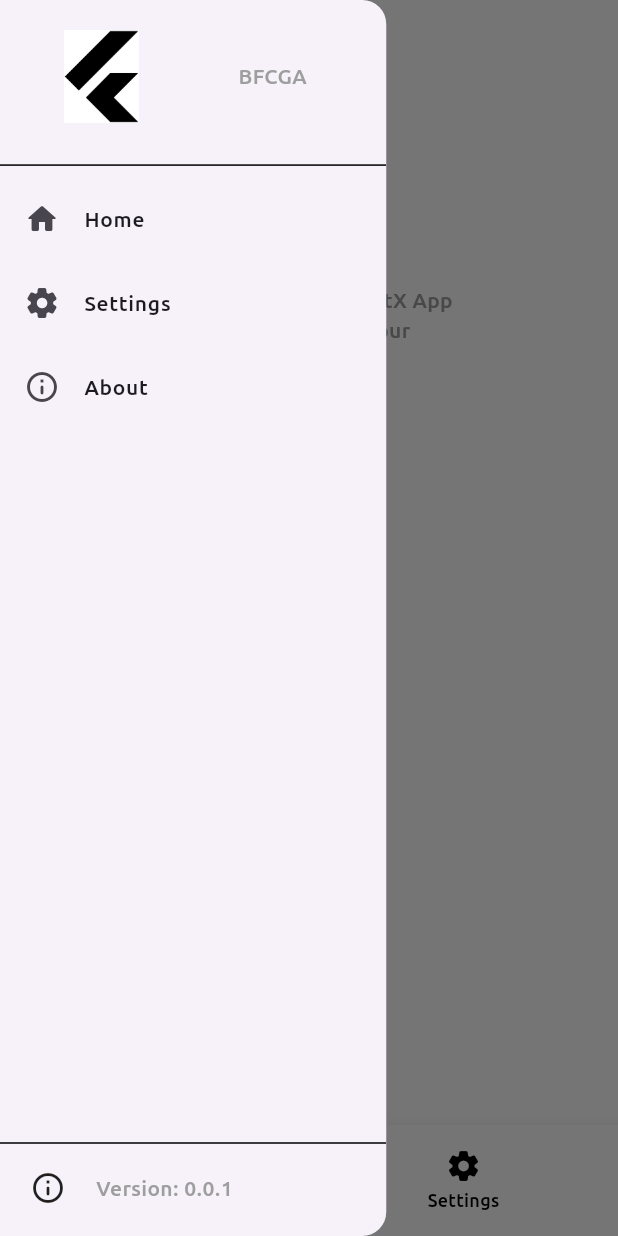
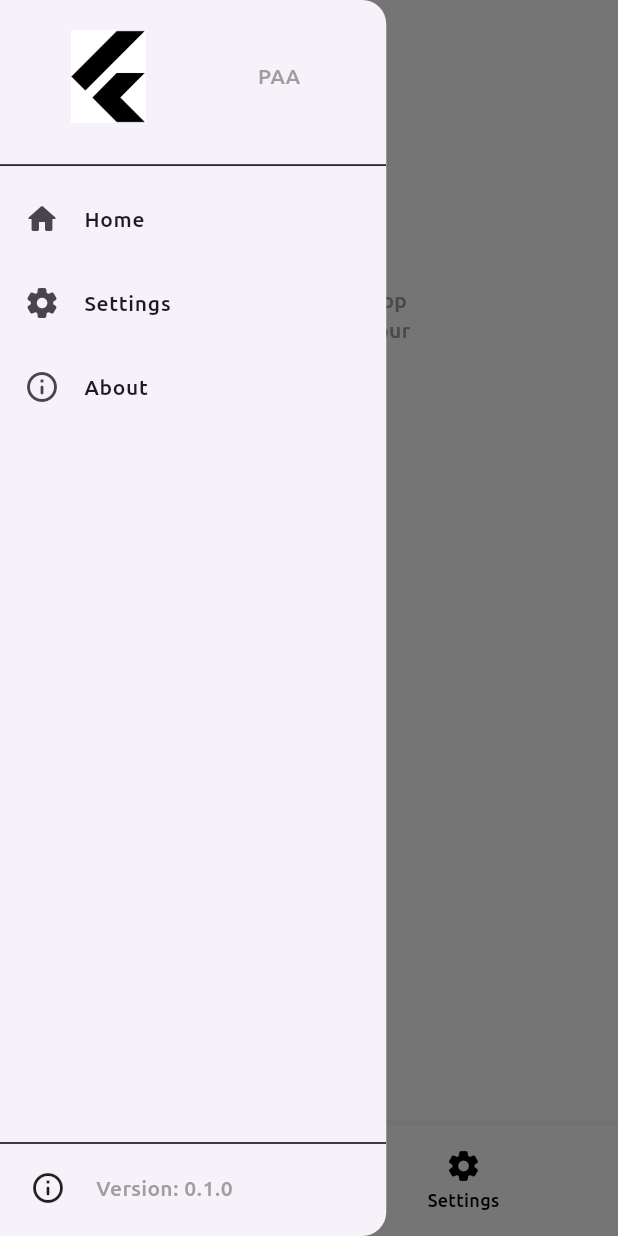
Before and after one commit to reesaam/paria_app, a Flutter app: the screen it shows after launch, with the side drawer open, on a phone screen of 412 x 824 dp. Run offline on Flutter 3.47's test engine with Material 3 defaults, Android fonts, the phone set to English and light mode, and no system bars; our stand-ins replace auto_size_text, connectivity_plus, dartz, dio, freezed_annotation, get and 4 more; missing offline and left inert: flutter_base_clean_getx_app, flutter_file_dialog, open_file_plus.

Commit message:
Project Initialization

```diff
--- a/lib/data/info/app_info.dart
+++ b/lib/data/info/app_info.dart
@@ -1,15 +1,15 @@
 class AppInfo {
-  static String get appName => 'Base Flutter Clean GetX App';
-  static String get appNameInitials => 'BFCGA';
+  static String get appName => 'Paria Assistant App';
+  static String get appNameInitials => 'PAA';
   static String get website => '';
   static List<String> get versions => [
-        '0.0.1', //Initialization
+        '0.1.0', //Initialization
       ];
   static String get appCurrentVersion => versions.last;
   static int get appVersionsCounter => versions.length;
 
   static String get baseUrl => 'resam-t.ir';
-  static String get subDomain => 'basefluttercleangetxapp';
+  static String get subDomain => 'pariaapp';
   static String get fileName => 'download file name';
 
   static bool get checkUpdate => false;
--- a/pubspec.yaml
+++ b/pubspec.yaml
@@ -1,8 +1,8 @@
-name: flutter_base_clean_getx_app
-description: Flutter Base App with Clean GetX
+name: paria_app
+description: Paria Assistant App
 publish_to: 'none' # Remove this line if you wish to publish to pub.dev
 
-version: 1.0.0+1
+version: 0.1.0+1
 
 environment:
   sdk: '>=3.1.4 <4.0.0'
```
